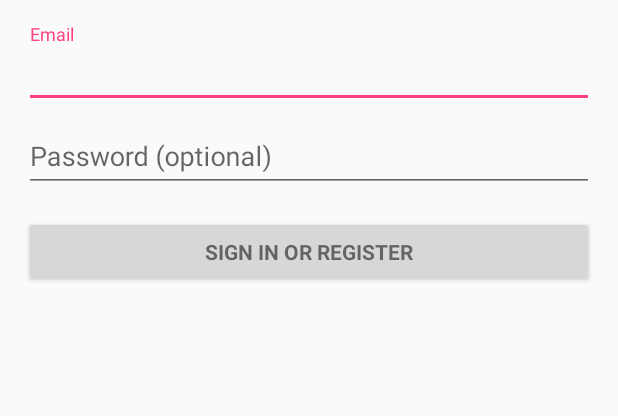
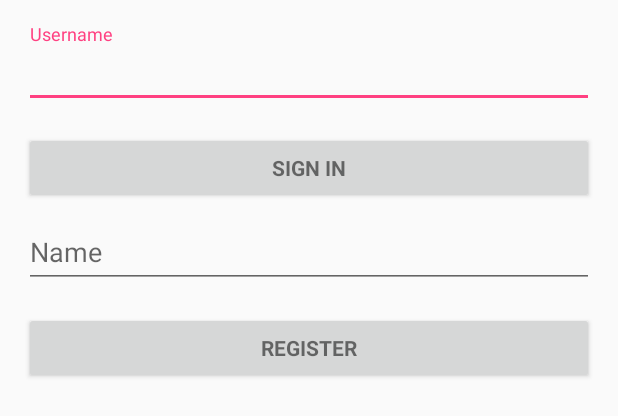
Before and after one commit to CMPUT301F17T02/BAARD, an Android app: the layout activity_login.xml on its own in the app's theme, with its tools: preview values and no code run, on a phone screen of 412 x 824 dp. Shown: the top 416 px of the screen. Run offline under Robolectric (Android 15) with nearby library versions, the phone set to English and light mode, and no system bars.

Commit message:
Updated Login Layout

```diff
--- a/app/src/main/res/layout/activity_login.xml
+++ b/app/src/main/res/layout/activity_login.xml
@@ -15,21 +15,13 @@
     tools:context="com.example.baard.LoginActivity">
 
     <!-- Login progress -->
-    <ProgressBar
-        android:id="@+id/login_progress"
-        style="?android:attr/progressBarStyleLarge"
-        android:layout_width="wrap_content"
-        android:layout_height="wrap_content"
-        android:layout_marginBottom="8dp"
-        android:visibility="gone" />
-
     <ScrollView
-        android:id="@+id/login_form"
+        android:id="@+id/login_signin_form"
         android:layout_width="match_parent"
         android:layout_height="match_parent">
 
         <LinearLayout
-            android:id="@+id/email_login_form"
+            android:id="@+id/login_form"
             android:layout_width="match_parent"
             android:layout_height="wrap_content"
             android:orientation="vertical">
@@ -38,37 +30,18 @@
                 android:layout_width="match_parent"
                 android:layout_height="wrap_content">
 
-                <AutoCompleteTextView
-                    android:id="@+id/email"
+                <EditText
+                    android:id="@+id/username"
                     android:layout_width="match_parent"
                     android:layout_height="wrap_content"
-                    android:hint="@string/prompt_email"
-                    android:inputType="textEmailAddress"
-                    android:maxLines="1"
-                    android:singleLine="true" />
-
-            </android.support.design.widget.TextInputLayout>
-
-            <android.support.design.widget.TextInputLayout
-                android:layout_width="match_parent"
-                android:layout_height="wrap_content">
-
-                <EditText
-                    android:id="@+id/password"
-                    android:layout_width="match_parent"
-                    android:layout_height="wrap_content"
-                    android:hint="@string/prompt_password"
-                    android:imeActionId="@+id/login"
-                    android:imeActionLabel="@string/action_sign_in_short"
-                    android:imeOptions="actionUnspecified"
-                    android:inputType="textPassword"
-                    android:maxLines="1"
-                    android:singleLine="true" />
+                    android:hint="@string/prompt_username"
+                    android:inputType="text"
+                    android:maxLines="1" />
 
             </android.support.design.widget.TextInputLayout>
 
             <Button
-                android:id="@+id/email_sign_in_button"
+                android:id="@+id/sign_in_button"
                 style="?android:textAppearanceSmall"
                 android:layout_width="match_parent"
                 android:layout_height="wrap_content"
@@ -76,6 +49,37 @@
                 android:text="@string/action_sign_in"
                 android:textStyle="bold" />
 
+            <android.support.design.widget.TextInputLayout
+                android:layout_width="match_parent"
+                android:layout_height="wrap_content">
+
+                <EditText
+                    android:id="@+id/name"
+                    android:layout_width="match_parent"
+                    android:layout_height="wrap_content"
+                    android:hint="@string/prompt_name"
+                    android:inputType="textPersonName"
+                    android:maxLines="1" />
+
+            </android.support.design.widget.TextInputLayout>
+
+            <Button
+                android:id="@+id/register_button"
+                style="?android:textAppearanceSmall"
+                android:layout_width="match_parent"
+                android:layout_height="wrap_content"
+                android:layout_marginTop="16dp"
+                android:text="@string/action_register"
+                android:textStyle="bold" />
+
         </LinearLayout>
     </ScrollView>
+
+    <ProgressBar
+        android:id="@+id/login_progress"
+        style="?android:attr/progressBarStyleLarge"
+        android:layout_width="wrap_content"
+        android:layout_height="wrap_content"
+        android:layout_marginBottom="8dp"/>
+
 </LinearLayout>
--- a/app/src/main/res/values/strings.xml
+++ b/app/src/main/res/values/strings.xml
@@ -6,13 +6,10 @@
     <string name="app_name">BAARD</string>
 
     <!-- Strings related to login -->
-    <string name="prompt_email">Email</string>
-    <string name="prompt_password">Password (optional)</string>
-    <string name="action_sign_in">Sign in or register</string>
-    <string name="action_sign_in_short">Sign in</string>
-    <string name="error_invalid_email">This email address is invalid</string>
-    <string name="error_invalid_password">This password is too short</string>
-    <string name="error_incorrect_password">This password is incorrect</string>
+    <string name="prompt_username">Username</string>
+    <string name="prompt_name">Name</string>
+    <string name="action_sign_in">Sign in</string>
+    <string name="action_register">Register</string>
     <string name="error_field_required">This field is required</string>
     <string name="permission_rationale">"Contacts permissions are needed for providing email
         completions."
```
